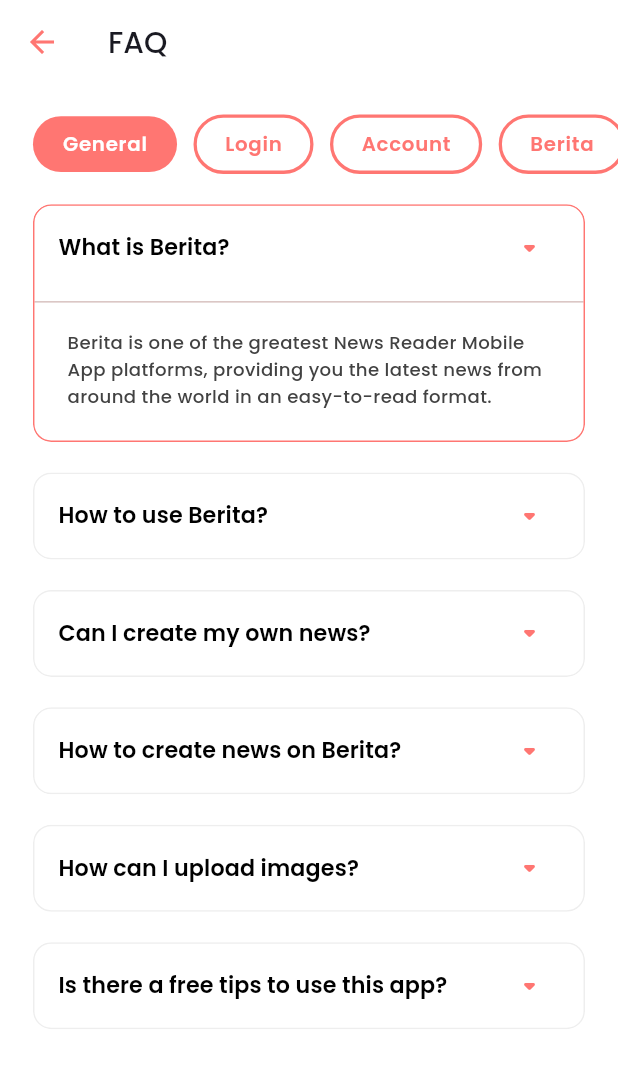
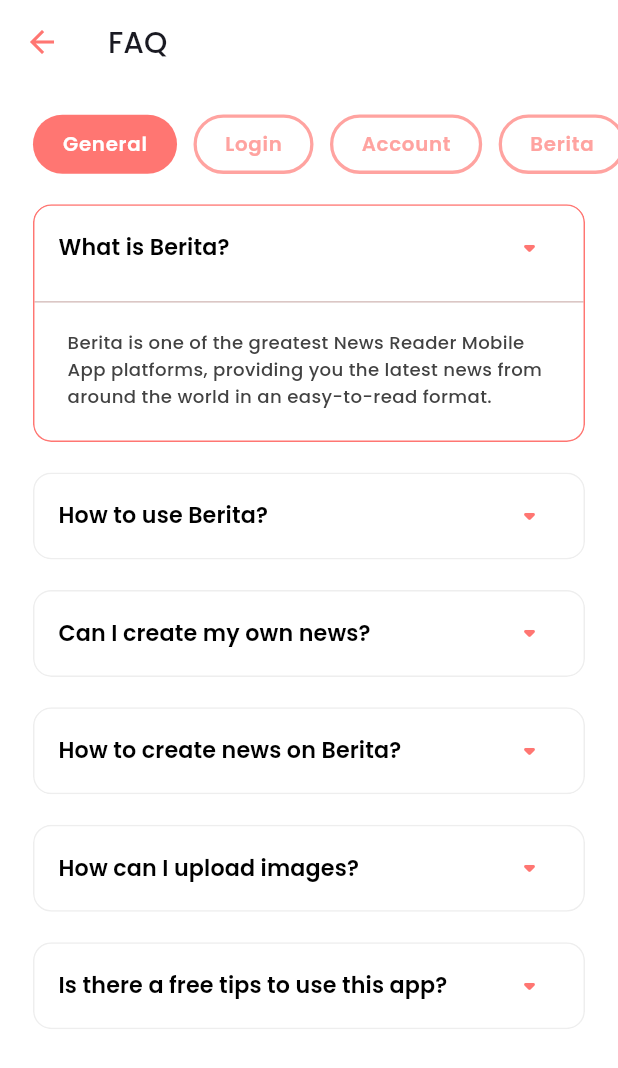
Before and after one commit to Aman-Singh-Rawat/newsy_app, a Flutter app: the FaqSettingScreen screen opened directly, after a tap on "What is Berita?", on a phone screen of 412 x 824 dp. Shown: the top 1068 px of the screen. Run offline on Flutter 3.47's test engine with Material 3 defaults, Android fonts, the phone set to English and light mode, and no system bars; our stand-ins replace flutter_screenutil, flutter_spinkit, flutter_svg, grouped_list, image_picker, pinput; missing offline and left inert: flutter_quill, flutter_quill_extensions, mobkit_dashed_border; network calls fail.

Commit message:
DESIGNED:: bottom nav

```diff
--- /dev/null
+++ b/lib/core/theme/custom_themes/bottom_navigation_theme.dart
@@ -0,0 +1,27 @@
+import 'package:flutter/material.dart';
+import 'package:newsy/core/theme/app_colors.dart';
+
+class BottomNavigationTheme {
+  const BottomNavigationTheme._();
+
+  static final lightTheme = BottomNavigationBarThemeData(
+    backgroundColor: Colorr.light,
+    showSelectedLabels: false,
+    showUnselectedLabels: false,
+    elevation: 0,
+    selectedIconTheme: IconThemeData(color: Colors.white),
+    unselectedIconTheme: IconThemeData(color: Colorr.primaryColor[400]),
+    type: BottomNavigationBarType.fixed,
+  );
+
+  static final darkTheme = BottomNavigationBarThemeData(
+    backgroundColor: Colorr.darkSurface,
+    showSelectedLabels: false,
+    showUnselectedLabels: false,
+    elevation: 0,
+
+    selectedIconTheme: IconThemeData(color: Colors.white),
+    unselectedIconTheme: IconThemeData(color: Colorr.primaryColor[400]),
+    type: BottomNavigationBarType.fixed,
+  );
+}
--- a/lib/core/theme/theme.dart
+++ b/lib/core/theme/theme.dart
@@ -1,6 +1,7 @@
 import 'package:flutter/material.dart';
 import 'package:newsy/core/theme/app_colors.dart';
 import 'package:newsy/core/theme/custom_themes/app_bar_theme.dart';
+import 'package:newsy/core/theme/custom_themes/bottom_navigation_theme.dart';
 import 'package:newsy/core/theme/custom_themes/checkbox_theme.dart';
 import 'package:newsy/core/theme/custom_themes/elevated_btn_theme.dart';
 import 'package:newsy/core/theme/custom_themes/text_btn_theme.dart';
@@ -23,6 +24,7 @@ class AppTheme {
 
     appBarTheme: CustomAppBarTheme.lightTheme,
     textTheme: AppTextStyles.lightTextTheme,
+    bottomNavigationBarTheme: BottomNavigationTheme.lightTheme,
     textButtonTheme: CustomTextBtnTheme.lightTheme,
     elevatedButtonTheme: ElevatedBtnTheme.lightTheme,
     checkboxTheme: CustomCheckboxTheme.lightCheckboxThem,
@@ -38,6 +40,7 @@ class AppTheme {
     primaryColor: Colorr.primary,
     appBarTheme: CustomAppBarTheme.darkTheme,
     textTheme: AppTextStyles.darkTextTheme,
+    bottomNavigationBarTheme: BottomNavigationTheme.darkTheme,
     textButtonTheme: CustomTextBtnTheme.darkTheme,
     elevatedButtonTheme: ElevatedBtnTheme.darkTheme,
     checkboxTheme: CustomCheckboxTheme.darkCheckboxThem,
--- a/lib/view/widgets/category_widget.dart
+++ b/lib/view/widgets/category_widget.dart
@@ -27,7 +27,7 @@ class CategoryWidget extends StatelessWidget {
       child: Container(
         padding: EdgeInsets.symmetric(
           horizontal: isSelected ? 18.w : 17.w,
-          vertical: isSelected ? 9.h : 8.h,
+          vertical: isSelected ? 10.h : 8.h,
         ),
         margin: EdgeInsets.only(right: 10.w, left: index == 0 ? 20.w : 0),
         decoration: BoxDecoration(
@@ -38,7 +38,7 @@ class CategoryWidget extends StatelessWidget {
               : Colorr.light,
           borderRadius: BorderRadius.circular(20.r),
           border: !isSelected
-              ? Border.all(width: 2.w, color: Colorr.primaryColor[400]!)
+              ? Border.all(width: 2.w, color: Colorr.primaryColor[300]!)
               : null,
         ),
         child: Text(
@@ -47,7 +47,7 @@ class CategoryWidget extends StatelessWidget {
             fontSize: 12.sp,
             letterSpacing: 0.5,
             fontWeight: FontWeight.w600,
-            color: isSelected ? Colors.white : Colorr.primaryColor[400],
+            color: isSelected ? Colors.white : Colorr.primaryColor[300],
           ),
         ),
       ),
--- a/lib/view/widgets/featured_widget.dart
+++ b/lib/view/widgets/featured_widget.dart
@@ -1,7 +1,9 @@
+import 'package:flutter/cupertino.dart';
 import 'package:flutter/material.dart';
 import 'package:flutter_screenutil/flutter_screenutil.dart';
 
 import 'package:newsy/core/theme/app_colors.dart';
+import 'package:newsy/core/utils/helpers/helper_function.dart';
 import 'package:newsy/view/widgets/custom_btn.dart';
 
 class FeaturedWidget extends StatelessWidget {
@@ -9,6 +11,7 @@ class FeaturedWidget extends StatelessWidget {
 
   @override
   Widget build(BuildContext context) {
+    final bool isDark = HelperFunction.isDarkMode(context);
     return SizedBox(
       width: double.maxFinite,
       height: 243.h,
@@ -21,6 +24,15 @@ class FeaturedWidget extends StatelessWidget {
               child: Image.network(
                 "https://english.cdn.zeenews.com/sites/default/files/2021/02/07/915333-tiger-shroff-pool.jpg?im=Resize=(1200,900)",
                 fit: BoxFit.cover,
+                errorBuilder: (context, error, stackTrace) {
+                  return Container(
+                    decoration: BoxDecoration(
+                      color: isDark ? Colorr.darkSurface : Colors.grey.shade200,
+                    ),
+                    child: Center(child: Icon(Icons.error)),
+                  );
+                },
+
               ),
             ),
           ),
```
Also changed, not shown: lib/core/utils/constants/bottom_navigation_item.dart (added, +10 -0 lines), lib/view/widgets/custom_bottom_navigation_bar.dart (+30 -51 lines).
